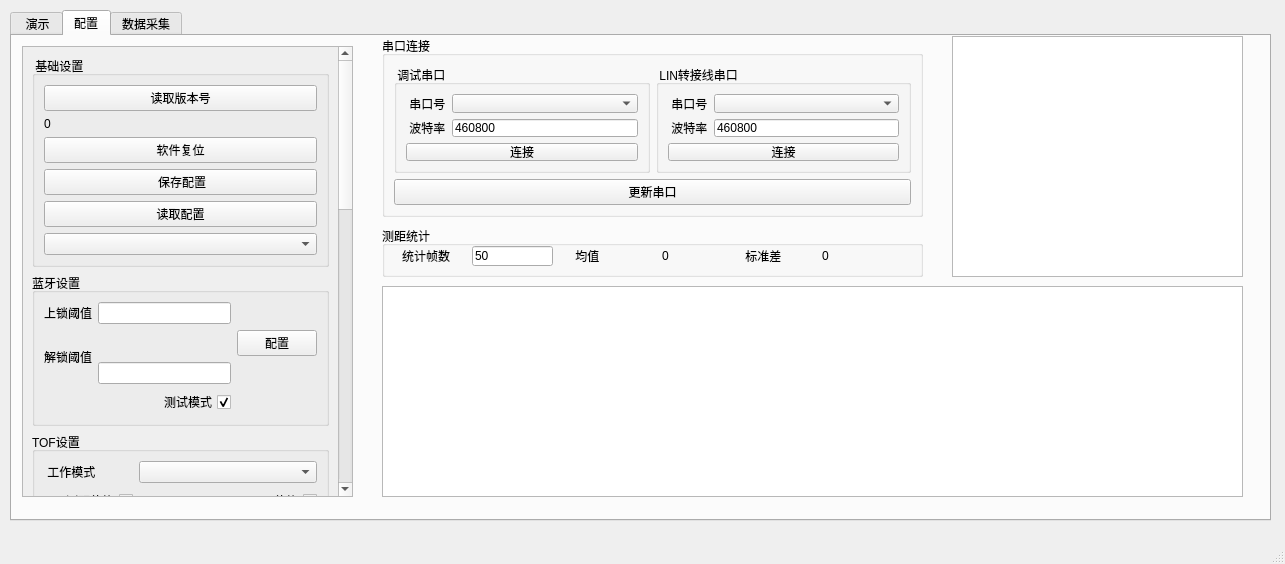
wood1139/trunk_door_demo, file mainwindow.ui: the form before one commit.
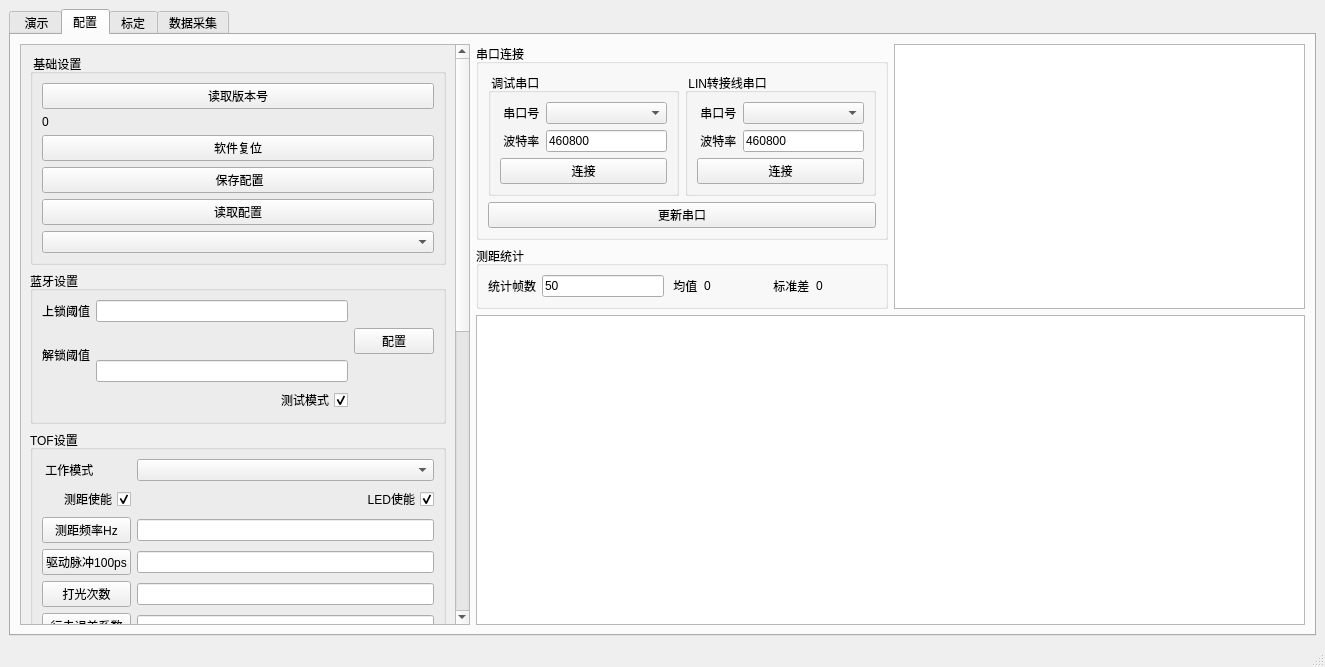
The form after the commit. Custom widgets are drawn as their Qt base class.

Commit message: 1. 打光次数接口的参数长度从2字节更新为4字节； 2. 增加5301的串扰和offset标定接口

Patch:
```diff
--- a/mainwindow.ui
+++ b/mainwindow.ui
@@ -6,23 +6,17 @@
    <rect>
     <x>0</x>
     <y>0</y>
-    <width>1285</width>
-    <height>564</height>
+    <width>1325</width>
+    <height>667</height>
    </rect>
   </property>
   <property name="windowTitle">
-   <string>TOF调测工具V1.7.1</string>
+   <string>TOF调测工具V1.8.0</string>
   </property>
   <widget class="QWidget" name="centralwidget">
+   <layout class="QVBoxLayout" name="verticalLayout_3">
+    <item>
    <widget class="QTabWidget" name="tabWidget">
-    <property name="geometry">
-     <rect>
-      <x>10</x>
-      <y>10</y>
-      <width>1261</width>
-      <height>511</height>
-     </rect>
-    </property>
     <property name="currentIndex">
      <number>1</number>
     </property>
@@ -51,35 +45,9 @@
      <attribute name="title">
       <string>配置</string>
      </attribute>
-     <widget class="QTableView" name="tableView">
-      <property name="geometry">
-       <rect>
-        <x>940</x>
-        <y>0</y>
-        <width>291</width>
-        <height>241</height>
-       </rect>
-      </property>
-     </widget>
-     <widget class="QChartView" name="graphicsView">
-      <property name="geometry">
-       <rect>
-        <x>370</x>
-        <y>250</y>
-        <width>861</width>
-        <height>211</height>
-       </rect>
-      </property>
-     </widget>
+       <layout class="QGridLayout" name="gridLayout_12">
+        <item row="0" column="0" rowspan="3">
      <widget class="QScrollArea" name="scrollArea_settings">
-      <property name="geometry">
-       <rect>
-        <x>10</x>
-        <y>10</y>
-        <width>331</width>
-        <height>451</height>
-       </rect>
-      </property>
       <property name="widgetResizable">
        <bool>true</bool>
       </property>
@@ -87,9 +55,9 @@
        <property name="geometry">
         <rect>
          <x>0</x>
-         <y>0</y>
-         <width>312</width>
-         <height>1108</height>
+             <y>-364</y>
+             <width>413</width>
+             <height>1022</height>
         </rect>
        </property>
        <layout class="QVBoxLayout" name="verticalLayout">
@@ -284,43 +252,6 @@
           </layout>
          </widget>
         </item>
-        <item>
-         <widget class="QGroupBox" name="groupBox_bvdCalib">
-          <property name="title">
-           <string>BVD标定</string>
-          </property>
-          <layout class="QGridLayout" name="gridLayout_3">
-           <item row="0" column="1">
-            <widget class="QLabel" name="label_16">
-             <property name="text">
-              <string>标定结果</string>
-             </property>
-            </widget>
-           </item>
-           <item row="1" column="0" rowspan="2">
-            <widget class="QPushButton" name="pushButton_bvdCalib">
-             <property name="text">
-              <string>标定</string>
-             </property>
-            </widget>
-           </item>
-           <item row="1" column="1">
-            <widget class="QLabel" name="label_bvdVal">
-             <property name="text">
-              <string>0x24F:</string>
-             </property>
-            </widget>
-           </item>
-           <item row="2" column="1">
-            <widget class="QLabel" name="label_bvdTemp">
-             <property name="text">
-              <string>temp:</string>
-             </property>
-            </widget>
-           </item>
-          </layout>
-         </widget>
-        </item>
         <item>
          <widget class="QGroupBox" name="groupBox_5">
           <property name="title">
@@ -525,106 +456,9 @@
        </layout>
       </widget>
      </widget>
-     <widget class="QGroupBox" name="groupBox_4">
-      <property name="geometry">
-       <rect>
-        <x>370</x>
-        <y>190</y>
-        <width>541</width>
-        <height>51</height>
-       </rect>
-      </property>
-      <property name="title">
-       <string>测距统计</string>
-      </property>
-      <widget class="QLabel" name="label_23">
-       <property name="geometry">
-        <rect>
-         <x>20</x>
-         <y>20</y>
-         <width>61</width>
-         <height>20</height>
-        </rect>
-       </property>
-       <property name="text">
-        <string>统计帧数</string>
-       </property>
-      </widget>
-      <widget class="QLabel" name="label_distMean">
-       <property name="geometry">
-        <rect>
-         <x>280</x>
-         <y>20</y>
-         <width>61</width>
-         <height>20</height>
-        </rect>
-       </property>
-       <property name="text">
-        <string>0</string>
-       </property>
-      </widget>
-      <widget class="QLabel" name="label_24">
-       <property name="geometry">
-        <rect>
-         <x>190</x>
-         <y>20</y>
-         <width>51</width>
-         <height>20</height>
-        </rect>
-       </property>
-       <property name="text">
-        <string> 均值</string>
-       </property>
-      </widget>
-      <widget class="QLabel" name="label_distStd">
-       <property name="geometry">
-        <rect>
-         <x>440</x>
-         <y>20</y>
-         <width>61</width>
-         <height>20</height>
-        </rect>
-       </property>
-       <property name="text">
-        <string>0</string>
-       </property>
-      </widget>
-      <widget class="QLineEdit" name="lineEdit_distWinLen">
-       <property name="geometry">
-        <rect>
-         <x>90</x>
-         <y>20</y>
-         <width>81</width>
-         <height>20</height>
-        </rect>
-       </property>
-       <property name="text">
-        <string>50</string>
-       </property>
-      </widget>
-      <widget class="QLabel" name="label_26">
-       <property name="geometry">
-        <rect>
-         <x>360</x>
-         <y>20</y>
-         <width>51</width>
-         <height>20</height>
-        </rect>
-       </property>
-       <property name="text">
-        <string> 标准差</string>
-       </property>
-      </widget>
-     </widget>
+        </item>
+        <item row="0" column="1">
      <widget class="QGroupBox" name="groupBox_8">
-      <property name="geometry">
-       <rect>
-        <x>370</x>
-        <y>0</y>
-        <width>541</width>
-        <height>181</height>
-       </rect>
-      </property>
       <property name="title">
        <string>串口连接</string>
       </property>
@@ -718,6 +552,231 @@
        </item>
       </layout>
      </widget>
+        </item>
+        <item row="0" column="2" rowspan="2">
+         <widget class="QTableView" name="tableView"/>
+        </item>
+        <item row="1" column="1">
+         <widget class="QGroupBox" name="groupBox_4">
+          <property name="title">
+           <string>测距统计</string>
+          </property>
+          <layout class="QHBoxLayout" name="horizontalLayout">
+           <item>
+            <widget class="QLabel" name="label_23">
+             <property name="text">
+              <string>统计帧数</string>
+             </property>
+            </widget>
+           </item>
+           <item>
+            <widget class="QLineEdit" name="lineEdit_distWinLen">
+             <property name="minimumSize">
+              <size>
+               <width>60</width>
+               <height>0</height>
+              </size>
+             </property>
+             <property name="text">
+              <string>50</string>
+             </property>
+            </widget>
+           </item>
+           <item>
+            <widget class="QLabel" name="label_24">
+             <property name="text">
+              <string> 均值</string>
+             </property>
+            </widget>
+           </item>
+           <item>
+            <widget class="QLabel" name="label_distMean">
+             <property name="minimumSize">
+              <size>
+               <width>60</width>
+               <height>0</height>
+              </size>
+             </property>
+             <property name="text">
+              <string>0</string>
+             </property>
+            </widget>
+           </item>
+           <item>
+            <widget class="QLabel" name="label_26">
+             <property name="text">
+              <string> 标准差</string>
+             </property>
+            </widget>
+           </item>
+           <item>
+            <widget class="QLabel" name="label_distStd">
+             <property name="minimumSize">
+              <size>
+               <width>60</width>
+               <height>0</height>
+              </size>
+             </property>
+             <property name="text">
+              <string>0</string>
+             </property>
+            </widget>
+           </item>
+          </layout>
+         </widget>
+        </item>
+        <item row="2" column="1" colspan="2">
+         <widget class="QChartView" name="graphicsView"/>
+        </item>
+       </layout>
+      </widget>
+      <widget class="QWidget" name="tab">
+       <attribute name="title">
+        <string>标定</string>
+       </attribute>
+       <widget class="QGroupBox" name="groupBox_bvdCalib">
+        <property name="geometry">
+         <rect>
+          <x>30</x>
+          <y>30</y>
+          <width>391</width>
+          <height>109</height>
+         </rect>
+        </property>
+        <property name="title">
+         <string>BVD标定</string>
+        </property>
+        <layout class="QVBoxLayout" name="verticalLayout_4">
+         <item>
+          <widget class="QLabel" name="label_16">
+           <property name="text">
+            <string>标定结果</string>
+           </property>
+          </widget>
+         </item>
+         <item>
+          <widget class="QLabel" name="label_bvdVal">
+           <property name="text">
+            <string>0x24F:</string>
+           </property>
+          </widget>
+         </item>
+         <item>
+          <widget class="QLabel" name="label_bvdTemp">
+           <property name="text">
+            <string>temp:</string>
+           </property>
+          </widget>
+         </item>
+         <item>
+          <widget class="QPushButton" name="pushButton_bvdCalib">
+           <property name="text">
+            <string>标定</string>
+           </property>
+          </widget>
+         </item>
+        </layout>
+       </widget>
+       <widget class="QGroupBox" name="groupBox_xtalkCalib">
+        <property name="geometry">
+         <rect>
+          <x>30</x>
+          <y>150</y>
+          <width>391</width>
+          <height>127</height>
+         </rect>
+        </property>
+        <property name="title">
+         <string>串扰标定</string>
+        </property>
+        <layout class="QVBoxLayout" name="verticalLayout_5">
+         <item>
+          <widget class="QLabel" name="label_xtalkCalibRes">
+           <property name="text">
+            <string>标定结果</string>
+           </property>
+          </widget>
+         </item>
+         <item>
+          <widget class="QLabel" name="label_VI530x_Cali_CG_Pos">
+           <property name="text">
+            <string>VI530x_Cali_CG_Pos:</string>
+           </property>
+          </widget>
+         </item>
+         <item>
+          <widget class="QLabel" name="label_VI530x_Cali_CG_Maxratio">
+           <property name="text">
+            <string>VI530x_Cali_CG_Maxratio:</string>
+           </property>
+          </widget>
+         </item>
+         <item>
+          <widget class="QLabel" name="label_VI530x_Cali_CG_Peak">
+           <property name="text">
+            <string>VI530x_Cali_CG_Peak:</string>
+           </property>
+          </widget>
+         </item>
+         <item>
+          <widget class="QPushButton" name="pushButton_xtalkCalib">
+           <property name="text">
+            <string>标定</string>
+           </property>
+          </widget>
+         </item>
+        </layout>
+       </widget>
+       <widget class="QGroupBox" name="groupBox_10">
+        <property name="geometry">
+         <rect>
+          <x>30</x>
+          <y>290</y>
+          <width>391</width>
+          <height>119</height>
+         </rect>
+        </property>
+        <property name="title">
+         <string>OFFSET标定</string>
+        </property>
+        <layout class="QVBoxLayout" name="verticalLayout_6">
+         <item>
+          <layout class="QHBoxLayout" name="horizontalLayout_2">
+           <item>
+            <widget class="QLabel" name="label_35">
+             <property name="text">
+              <string>真值mm</string>
+             </property>
+            </widget>
+           </item>
+           <item>
+            <widget class="QLineEdit" name="lineEdit_offsetCalibTrueMm"/>
+           </item>
+          </layout>
+         </item>
+         <item>
+          <widget class="QLabel" name="label_offsetCalibRes">
+           <property name="text">
+            <string>标定结果</string>
+           </property>
+          </widget>
+         </item>
+         <item>
+          <widget class="QLabel" name="label_dist_offset_mm">
+           <property name="text">
+            <string>dist_offset_mm:</string>
+           </property>
+          </widget>
+         </item>
+         <item>
+          <widget class="QPushButton" name="pushButton_offsetCalib">
+           <property name="text">
+            <string>标定</string>
+           </property>
+          </widget>
+         </item>
+        </layout>
+       </widget>
     </widget>
     <widget class="QWidget" name="tab_3">
      <attribute name="title">
@@ -944,13 +1003,15 @@
      </widget>
     </widget>
    </widget>
+    </item>
+   </layout>
   </widget>
   <widget class="QMenuBar" name="menubar">
    <property name="geometry">
     <rect>
      <x>0</x>
      <y>0</y>
-     <width>1285</width>
+     <width>1325</width>
      <height>23</height>
     </rect>
    </property>
```
Lines whose indentation alone changed are shown as unchanged. The commit also changes 4 other files.
